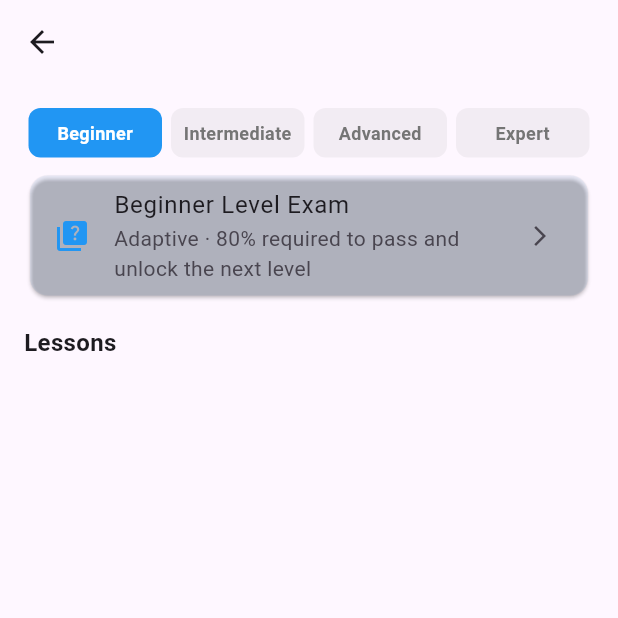
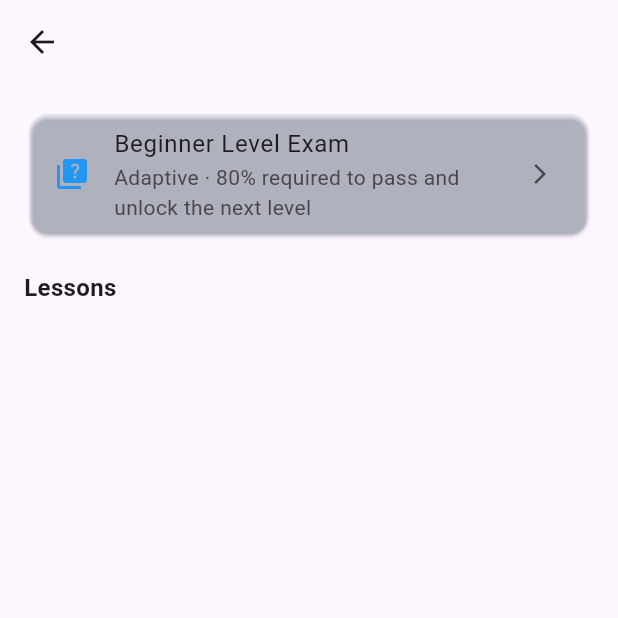
Before and after one commit to SaCyRA-Edu/Cyberpulse_academy, a Flutter app: the TopicDetailScreen screen opened directly with empty values, on a phone screen of 412 x 824 dp, the top half of it. Run offline on Flutter 3.47's test engine with Material 3 defaults, Android fonts, the phone set to English and light mode, and no system bars; our stand-ins replace flutter_tts, shared_preferences; accounts and stored records are empty.

Commit message:
Remove level tab strip from topic detail screen — show content directly

```diff
--- a/lib/screens/topic_detail_screen.dart
+++ b/lib/screens/topic_detail_screen.dart
@@ -59,19 +59,6 @@ class _TopicDetailScreenState extends State<TopicDetailScreen> {
             child: const Text('Simulate Purchase (Dev Only)'),
           ),
         ],
-      ),
-    );
-  }
-
-  void _showLevelInfo(String tappedLevel) {
-    final isActive = tappedLevel == widget.entry.level.title;
-    if (isActive) return;
-    ScaffoldMessenger.of(context).showSnackBar(
-      SnackBar(
-        content: Text(
-          '${widget.entry.module.title} belongs to the '
-          '${widget.entry.level.title} level, not $tappedLevel.',
-        ),
       ),
     );
   }
@@ -148,14 +135,7 @@ class _TopicDetailScreenState extends State<TopicDetailScreen> {
     return Column(
       children: [
         Padding(
-          padding: const EdgeInsets.fromLTRB(16, 16, 16, 8),
-          child: _LevelTabStrip(
-            activeLevel: entry.level.title,
-            onTap: _showLevelInfo,
-          ),
-        ),
-        Padding(
-          padding: const EdgeInsets.symmetric(horizontal: 16),
+          padding: const EdgeInsets.all(16),
           child: Card(
             color: Colors.blue.withValues(alpha: 0.06),
             child: ListTile(
@@ -180,7 +160,7 @@ class _TopicDetailScreenState extends State<TopicDetailScreen> {
           ),
         ),
         const Padding(
-          padding: EdgeInsets.fromLTRB(16, 16, 16, 4),
+          padding: EdgeInsets.fromLTRB(16, 4, 16, 4),
           child: Align(
             alignment: Alignment.centerLeft,
             child: Text(
@@ -225,66 +205,3 @@ class _TopicDetailScreenState extends State<TopicDetailScreen> {
     );
   }
 }
-
-class _LevelTabStrip extends StatelessWidget {
-  final String activeLevel;
-  final void Function(String tappedLevel) onTap;
-
-  const _LevelTabStrip({required this.activeLevel, required this.onTap});
-
-  @override
-  Widget build(BuildContext context) {
-    return Row(
-      children: [
-        for (final levelTitle in _levelOrder)
-          Expanded(
-            child: Padding(
-              padding: const EdgeInsets.symmetric(horizontal: 3),
-              child: _LevelTab(
-                title: levelTitle,
-                isActive: levelTitle == activeLevel,
-                onTap: () => onTap(levelTitle),
-              ),
-            ),
-          ),
-      ],
-    );
-  }
-}
-
-class _LevelTab extends StatelessWidget {
-  final String title;
-  final bool isActive;
-  final VoidCallback onTap;
-
-  const _LevelTab({
-    required this.title,
-    required this.isActive,
-    required this.onTap,
-  });
-
-  @override
-  Widget build(BuildContext context) {
-    return InkWell(
-      onTap: onTap,
-      borderRadius: BorderRadius.circular(8),
-      child: Container(
-        padding: const EdgeInsets.symmetric(vertical: 8),
-        alignment: Alignment.center,
-        decoration: BoxDecoration(
-          color: isActive ? Colors.blue : Colors.grey.withValues(alpha: 0.12),
-          borderRadius: BorderRadius.circular(8),
-        ),
-        child: Text(
-          title,
-          textAlign: TextAlign.center,
-          style: TextStyle(
-            fontSize: 12,
-            fontWeight: FontWeight.bold,
-            color: isActive ? Colors.white : Colors.grey.shade600,
-          ),
-        ),
-      ),
-    );
-  }
-}
```
